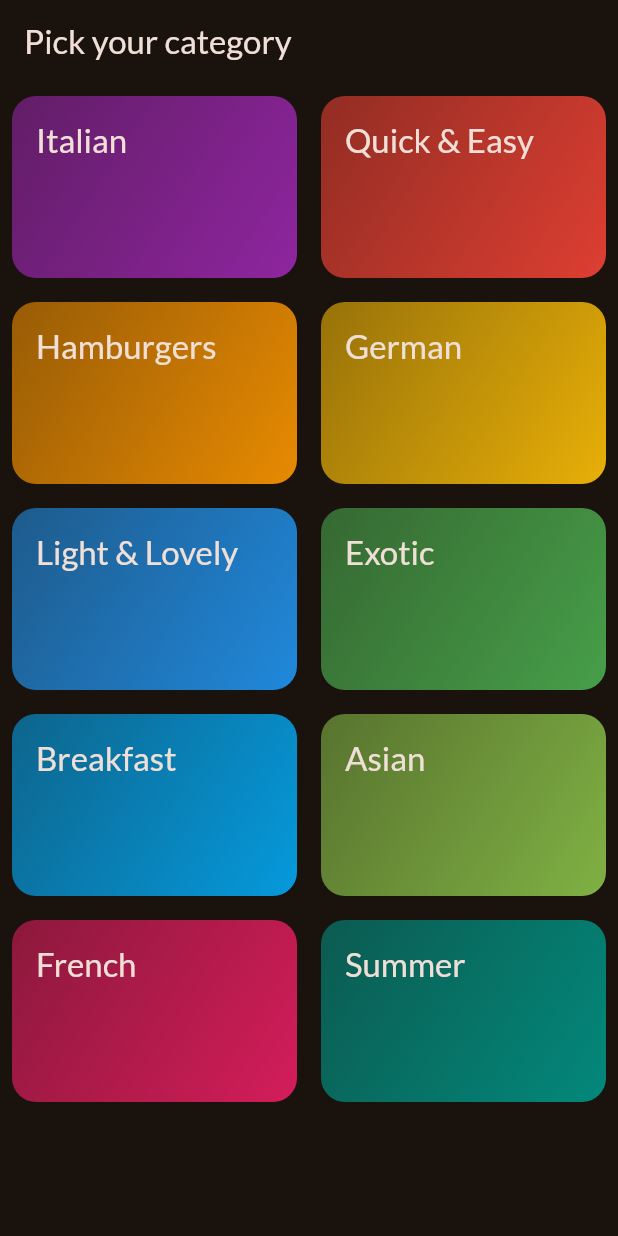
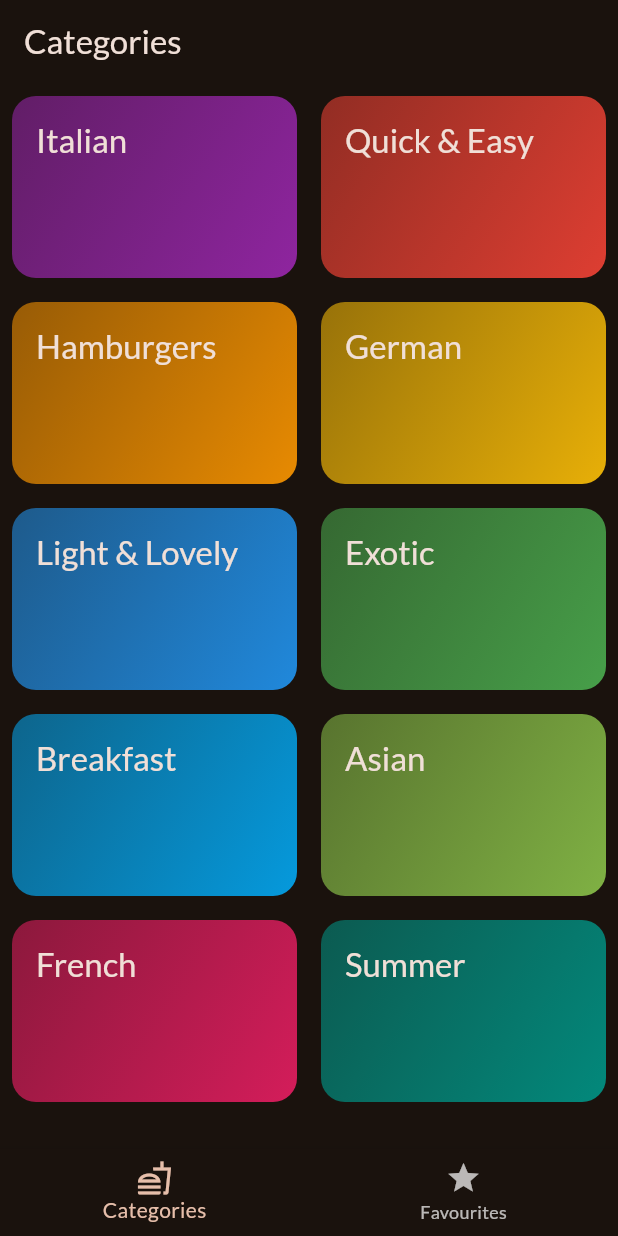
Before and after one commit to avikcodes04/meals, a Flutter app: the screen it shows after launch, on a phone screen of 412 x 824 dp. Run offline on Flutter 3.47's test engine with Material 3 defaults, Android fonts, the phone set to English and light mode, and no system bars; our stand-ins replace google_fonts, transparent_image.

Commit message:
added bottom nav bar

```diff
--- a/lib/main.dart
+++ b/lib/main.dart
@@ -2,7 +2,8 @@ import 'package:flutter/material.dart';
 
 import 'package:google_fonts/google_fonts.dart';
 
-import 'package:meals/screens/categories.dart';
+// import 'package:meals/screens/categories.dart';
+import 'package:meals/screens/tabs.dart';
 
 final theme = ThemeData(
   useMaterial3: true,
@@ -22,6 +23,6 @@ class App extends StatelessWidget {
 
   @override
   Widget build(BuildContext context) {
-    return MaterialApp(theme: theme, home: CategoriesScreen());
+    return MaterialApp(theme: theme, home: TabsScreen());
   }
 }
--- a/lib/screens/categories.dart
+++ b/lib/screens/categories.dart
@@ -22,9 +22,7 @@ class CategoriesScreen extends StatelessWidget {
 
   @override
   Widget build(BuildContext context) {
-    return Scaffold(
-      appBar: AppBar(title: const Text("Pick your category")),
-      body: GridView(
+    return GridView(
       //padding: EdgeInsets.all(8),
       gridDelegate: SliverGridDelegateWithFixedCrossAxisCount(
         crossAxisCount: 2,
@@ -41,7 +39,6 @@ class CategoriesScreen extends StatelessWidget {
             },
           ),
       ],
-      ),
     );
   }
 }
--- /dev/null
+++ b/lib/screens/tabs.dart
@@ -0,0 +1,46 @@
+import 'package:flutter/material.dart';
+import 'package:meals/screens/categories.dart';
+import 'package:meals/screens/meals.dart';
+
+class TabsScreen extends StatefulWidget {
+  const TabsScreen({super.key});
+
+  @override
+  State<TabsScreen> createState() => _TabsScreenState();
+}
+
+class _TabsScreenState extends State<TabsScreen> {
+  int _selectedPageIndex = 0;
+
+  void _selectPage(int index) {
+    setState(() {
+      _selectedPageIndex = index;
+    });
+  }
+
+  @override
+  Widget build(BuildContext context) {
+    Widget activePage = CategoriesScreen();
+    var activePageTitle = 'Categories';
+    if (_selectedPageIndex == 1) {
+      activePage = MealsScreen(meals: []);
+      activePageTitle = 'Your Favourites';
+    }
+    return Scaffold(
+      appBar: AppBar(title: Text(activePageTitle)),
+
+      body: activePage,
+      bottomNavigationBar: BottomNavigationBar(
+        onTap: _selectPage,
+        currentIndex: _selectedPageIndex,
+        items: [
+          BottomNavigationBarItem(
+            icon: Icon(Icons.fastfood_outlined),
+            label: 'Categories',
+          ),
+          BottomNavigationBarItem(icon: Icon(Icons.star), label: 'Favourites'),
+        ],
+      ),
+    );
+  }
+}
```
Also changed, not shown: lib/screens/meal_details.dart (added, +70 -0 lines), lib/screens/meals.dart (+26 -13 lines), lib/widgets/meal_item.dart (+7 -3 lines). Lines whose indentation alone changed are shown as unchanged.
